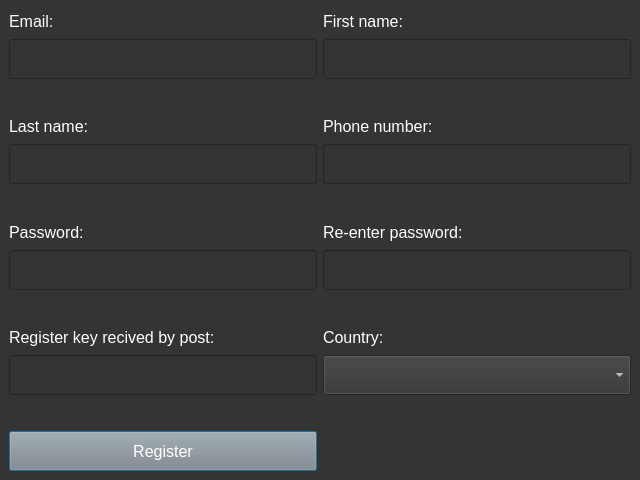
MateuszPason/Cruise_trips, file Application/Resources/interfaces/employee_register_form.ui: the form before one commit.
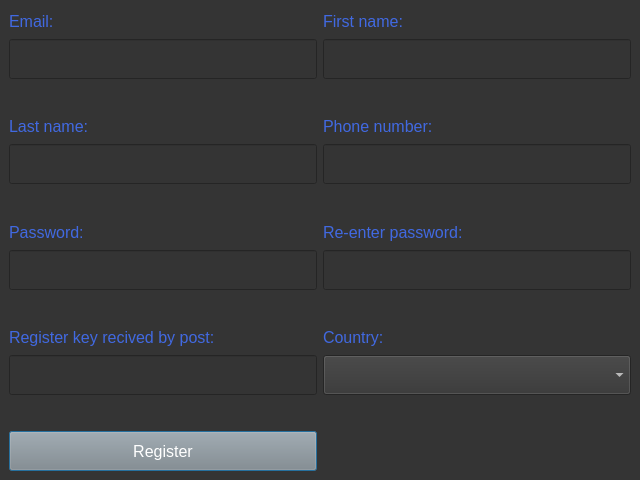
The form after the commit.

Commit message: Unification colors on different interfaces

```diff
--- a/Application/Resources/interfaces/employee_register_form.ui
+++ b/Application/Resources/interfaces/employee_register_form.ui
@@ -25,7 +25,7 @@
 }
 
 QLabel {
-color: #FFFFFF;
+color: #4169E1;
 font-size: 12pt;
 }
 
```
The commit also changes 7 other files.
